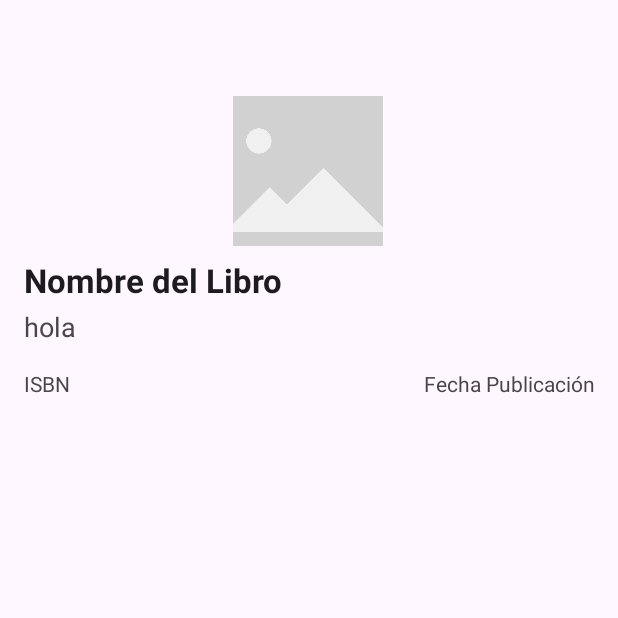
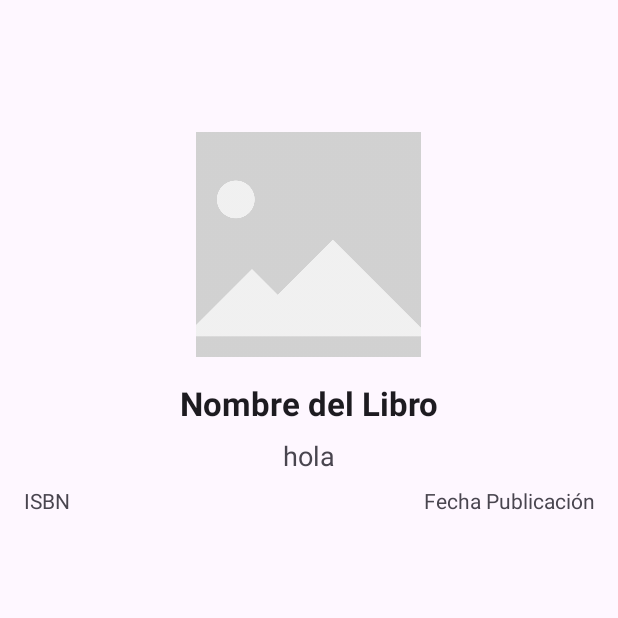
Before and after one commit to iagorv/BiblioTeis, an Android app: the DetalleLibro screen opened directly, with no data from a screen before it, on a phone screen of 412 x 824 dp, the top half of it. Run offline under Robolectric (Android 15) with nearby library versions, the phone set to English and light mode, and no system bars.

Commit message:
devuelve libros y en usuario sale  e colores

```diff
--- a/app/src/main/res/layout/activity_detalle_libro.xml
+++ b/app/src/main/res/layout/activity_detalle_libro.xml
@@ -1,5 +1,6 @@
 <?xml version="1.0" encoding="utf-8"?>
-<androidx.constraintlayout.widget.ConstraintLayout xmlns:android="http://schemas.android.com/apk/res/android"
+<androidx.constraintlayout.widget.ConstraintLayout
+    xmlns:android="http://schemas.android.com/apk/res/android"
     xmlns:app="http://schemas.android.com/apk/res-auto"
     xmlns:tools="http://schemas.android.com/tools"
     android:id="@+id/main"
@@ -7,65 +8,69 @@
     android:layout_height="match_parent"
     tools:context=".DetalleLibro">
 
-    <androidx.constraintlayout.widget.ConstraintLayout
+    <!-- Contenedor con estilo CardView para agrupar la info del libro -->
+    <androidx.cardview.widget.CardView
+        android:id="@+id/cardDetalle"
+        android:layout_width="0dp"
+        android:layout_height="wrap_content"
+        android:layout_margin="16dp"
+        app:cardCornerRadius="16dp"
+        app:cardElevation="4dp"
+        app:layout_constraintTop_toTopOf="parent"
+        app:layout_constraintBottom_toBottomOf="parent"
+        app:layout_constraintStart_toStartOf="parent"
+        app:layout_constraintEnd_toEndOf="parent">
+
+    </androidx.cardview.widget.CardView>
+
+    <LinearLayout
         android:layout_width="match_parent"
-        android:layout_height="match_parent">
+        android:layout_height="wrap_content"
+        android:layout_marginTop="72dp"
+        android:orientation="vertical"
+        android:padding="16dp"
+        app:layout_constraintTop_toTopOf="parent"
+        tools:ignore="MissingConstraints"
+        tools:layout_editor_absoluteX="0dp">
 
+        <!-- Imagen del libro -->
+        <ImageView
+            android:id="@+id/ivLibro"
+            android:layout_width="150dp"
+            android:layout_height="150dp"
+            android:layout_gravity="center"
+            android:scaleType="centerCrop"
+            android:src="@drawable/placeholder" />
 
         <!-- Nombre del libro -->
-
-        <ImageView
-            android:id="@+id/ivLibro"
-            android:layout_width="100dp"
-            android:layout_height="100dp"
-            android:layout_marginTop="64dp"
-            android:scaleType="centerCrop"
-            android:src="@drawable/placeholder"
-            app:layout_constraintEnd_toEndOf="parent"
-            app:layout_constraintHorizontal_bias="0.498"
-            app:layout_constraintStart_toStartOf="parent"
-            app:layout_constraintTop_toTopOf="parent" />
-
         <TextView
             android:id="@+id/tvNombreLibro"
-            android:layout_width="0dp"
+            android:layout_width="match_parent"
             android:layout_height="wrap_content"
-            android:layout_marginStart="16dp"
-            android:layout_marginEnd="16dp"
-            android:layout_marginTop="8dp"
+            android:layout_marginTop="16dp"
+            android:gravity="center"
             android:text="Nombre del Libro"
             android:textAppearance="?android:attr/textAppearanceLarge"
-            android:textStyle="bold"
-            app:layout_constraintTop_toBottomOf="@id/ivLibro"
-            app:layout_constraintStart_toStartOf="parent"
-            app:layout_constraintEnd_toEndOf="parent" />
+            android:textStyle="bold" />
 
         <!-- Autor del libro -->
         <TextView
             android:id="@+id/tvAutor"
-            android:layout_width="0dp"
+            android:layout_width="match_parent"
             android:layout_height="wrap_content"
-            android:layout_marginStart="16dp"
-            android:layout_marginEnd="16dp"
-            android:layout_marginTop="4dp"
+            android:layout_marginTop="8dp"
+            android:gravity="center"
             android:text="Autor"
-            android:textAppearance="?android:attr/textAppearanceMedium"
-            app:layout_constraintTop_toBottomOf="@id/tvNombreLibro"
-            app:layout_constraintStart_toStartOf="parent"
-            app:layout_constraintEnd_toEndOf="parent" />
+            android:textAppearance="?android:attr/textAppearanceMedium" />
 
-        <!-- ISBN y Fecha de Publicación en fila -->
+        <!-- Información adicional: ISBN y Fecha de Publicación -->
         <LinearLayout
             android:id="@+id/llInfo"
-            android:layout_width="0dp"
+            android:layout_width="match_parent"
             android:layout_height="wrap_content"
-            android:orientation="horizontal"
-            android:layout_margin="16dp"
-            app:layout_constraintTop_toBottomOf="@id/tvAutor"
-            app:layout_constraintStart_toStartOf="parent"
-            app:layout_constraintEnd_toEndOf="parent">
+            android:layout_marginTop="8dp"
+            android:orientation="horizontal">
 
-            <!-- ISBN -->
             <TextView
                 android:id="@+id/tvIsbn"
                 android:layout_width="0dp"
@@ -74,7 +79,6 @@
                 android:text="ISBN"
                 android:textAppearance="?android:attr/textAppearanceSmall" />
 
-            <!-- Fecha de publicación -->
             <TextView
                 android:id="@+id/tvFechaPublicacion"
                 android:layout_width="0dp"
@@ -85,6 +89,38 @@
                 android:textAppearance="?android:attr/textAppearanceSmall" />
         </LinearLayout>
 
-    </androidx.constraintlayout.widget.ConstraintLayout>
+        <!-- Botones de acción: Prestar y Devolver -->
+        <LinearLayout
+            android:layout_width="match_parent"
+            android:layout_height="wrap_content"
+            android:layout_marginTop="16dp"
+            android:orientation="horizontal">
+
+            <Button
+                android:id="@+id/btnPrestar"
+                android:layout_width="0dp"
+                android:layout_height="wrap_content"
+                android:layout_marginEnd="8dp"
+                android:layout_weight="1"
+                android:backgroundTint="#31EBCF"
+                android:text="Prestar Libro"
+                android:textColor="#FFFFFF"
+                android:textStyle="bold"
+                android:visibility="gone" />
+
+            <Button
+                android:id="@+id/btnDevolver"
+                android:layout_width="0dp"
+                android:layout_height="wrap_content"
+                android:layout_marginStart="8dp"
+                android:layout_weight="1"
+                android:backgroundTint="#31EBCF"
+                android:text="Devolver Libro"
+                android:textColor="#FFFFFF"
+                android:textStyle="bold"
+                android:visibility="gone" />
+        </LinearLayout>
+
+    </LinearLayout>
 
 </androidx.constraintlayout.widget.ConstraintLayout>
```
Also changed, not shown: app/src/main/java/com/example/proyectobiblioteis/DetalleLibro.java (+84 -0 lines), app/src/main/java/com/example/proyectobiblioteis/LibroPrestadoAdapter.java (+33 -3 lines).
